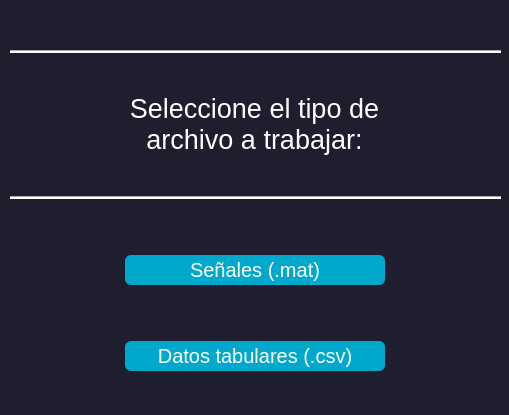
Before: the Qt Designer form archivosUI/senalesVentana.ui in SofiaMarcano/TrabajoFinal, drawn with Qt 5.
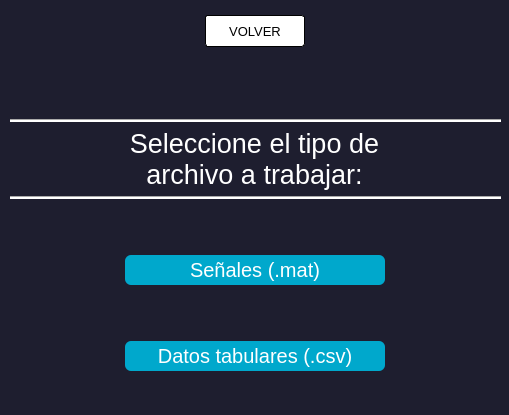
After: the same form once the commit is applied.

Patch:
```diff
--- a/archivosUI/senalesVentana.ui
+++ b/archivosUI/senalesVentana.ui
@@ -33,6 +33,41 @@
      <property name="bottomMargin">
       <number>0</number>
      </property>
+     <item alignment="Qt::AlignHCenter|Qt::AlignVCenter">
+      <widget class="QPushButton" name="volverBoton">
+       <property name="minimumSize">
+        <size>
+         <width>100</width>
+         <height>32</height>
+        </size>
+       </property>
+       <property name="styleSheet">
+        <string notr="true">QPushButton {
+    background-color: white;
+    color: black;
+    border: 1px solid black;
+    border-radius: 3px;
+    padding: 7px 10px;
+    font-size: 10pt;
+}
+
+QPushButton:hover {
+    background-color: #ecf0f1; 
+    border-color: #34495e;
+    color: #34495e;
+}
+
+QPushButton:pressed {
+    background-color: #bdc3c7; 
+    border-color: #2c3e50;
+    color: #2c3e50;
+}</string>
+       </property>
+       <property name="text">
+        <string>VOLVER</string>
+       </property>
+      </widget>
+     </item>
      <item>
       <spacer name="horizontalSpacer">
        <property name="orientation">
```
